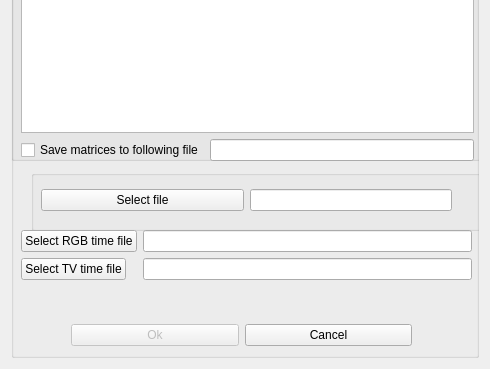
Above: qt/dialog.ui from Aspirisha/Thermal_vision before the change; both pictures show x 0 to 490 and y 321 to 690 of the 490 by 690 pixel window. Below: the same form after it.
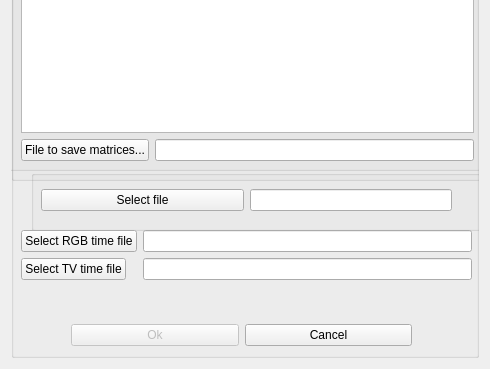
That is the form after the change.

Patch:
```diff
--- a/qt/dialog.ui
+++ b/qt/dialog.ui
@@ -11,7 +11,7 @@
    </rect>
   </property>
   <property name="sizePolicy">
-   <sizepolicy hsizetype="Preferred" vsizetype="Fixed">
+   <sizepolicy hsizetype="Fixed" vsizetype="Fixed">
     <horstretch>0</horstretch>
     <verstretch>0</verstretch>
    </sizepolicy>
@@ -66,7 +66,7 @@
         <x>0</x>
         <y>0</y>
         <width>471</width>
-        <height>471</height>
+        <height>491</height>
        </rect>
       </property>
       <property name="sizePolicy">
@@ -684,9 +684,9 @@
          <item>
           <layout class="QHBoxLayout" name="calibration_file_options_layout_3">
            <item>
-            <widget class="QCheckBox" name="save_matrices_checkbox">
+            <widget class="QPushButton" name="matrices_save_button">
              <property name="text">
-              <string>Save matrices to following file</string>
+              <string>File to save matrices...</string>
              </property>
             </widget>
            </item>
@@ -695,6 +695,9 @@
              <property name="text">
               <string/>
              </property>
+             <property name="readOnly">
+              <bool>true</bool>
+             </property>
             </widget>
            </item>
           </layout>
```
Left out of the diff: 49 changed lines with no effect on the pictures.
